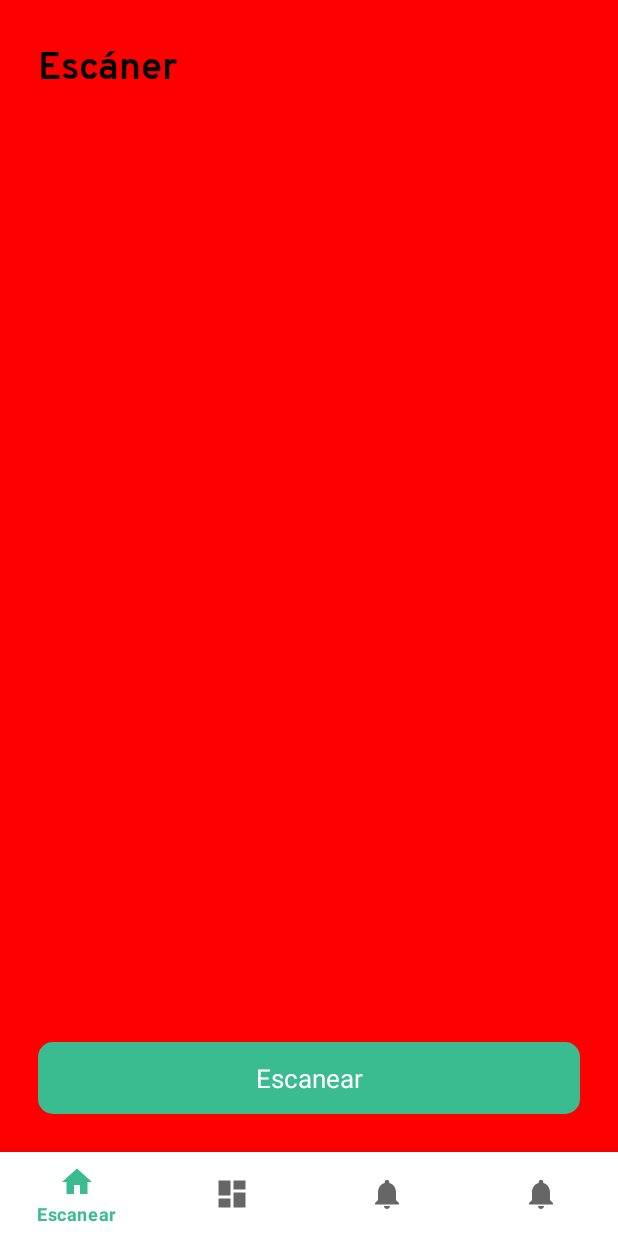
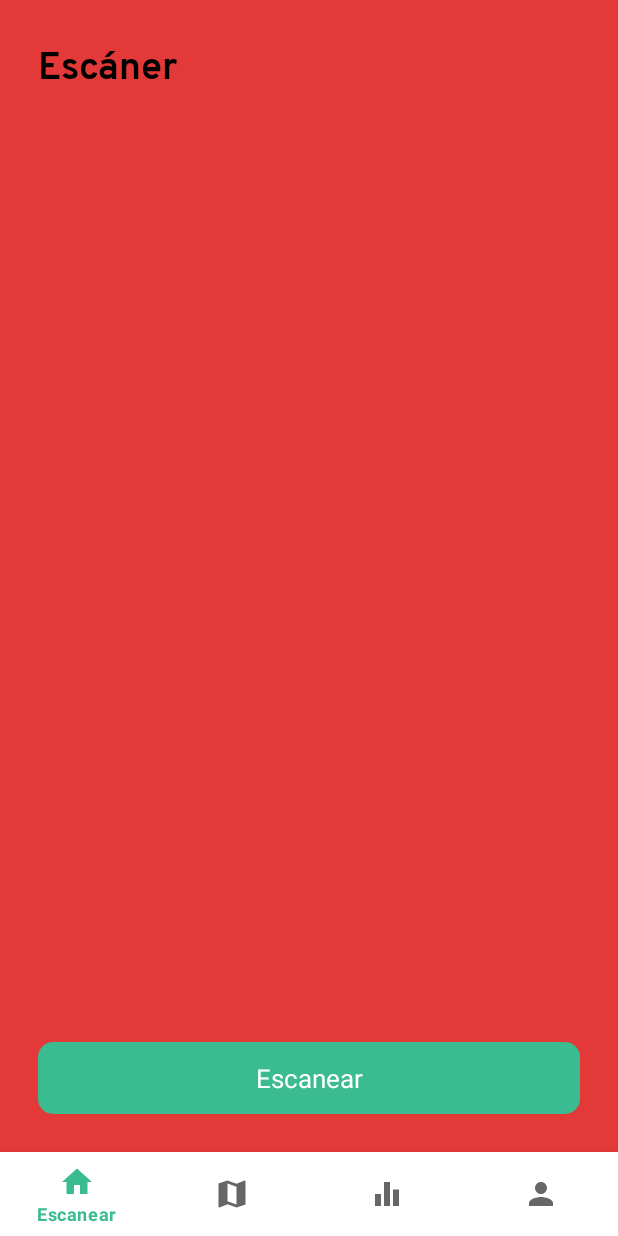
Before and after one commit to GTI-3A-Pure-Life/Pure-Life-Android, an Android app: the EscanerFragment screen opened directly, with no data from a screen before it, on a phone screen of 412 x 824 dp. Run offline under Robolectric (Android 15) with nearby library versions, the phone set to English and light mode, and no system bars; our stand-ins replace navigation-ui.

Commit message:
Cambio de iconos  y cambio de colores EscanerFragment - 02/11/2021
Cambio de iconos en la navegación y cambio de colores EscanerFragment

```diff
--- a/src/BTLEAndroid2021/app/src/main/java/com/example/rparcas/btleandroid2021/ui/escaner/EscanerFragment.java
+++ b/src/BTLEAndroid2021/app/src/main/java/com/example/rparcas/btleandroid2021/ui/escaner/EscanerFragment.java
@@ -8,6 +8,7 @@ import android.view.ViewGroup;
 
 import androidx.annotation.NonNull;
 import androidx.annotation.Nullable;
+import androidx.core.content.res.ResourcesCompat;
 import androidx.fragment.app.Fragment;
 import androidx.lifecycle.Observer;
 import androidx.lifecycle.ViewModelProvider;
@@ -54,13 +55,13 @@ public class EscanerFragment extends Fragment {
 
                 switch (nivelPeligro){
                     case LEVE:
-                        binding.fondoEscaner.setBackgroundColor(Color.GREEN);
+                        binding.fondoEscaner.setBackgroundColor(ResourcesCompat.getColor(getResources(),R.color.verde_008a62,null));
                         break;
                     case MODERADO:
-                        binding.fondoEscaner.setBackgroundColor(Color.YELLOW);
+                        binding.fondoEscaner.setBackgroundColor(ResourcesCompat.getColor(getResources(),R.color.amarillo_ffc300,null));
                         break;
                     case ALTO:
-                        binding.fondoEscaner.setBackgroundColor(Color.RED);
+                        binding.fondoEscaner.setBackgroundColor(ResourcesCompat.getColor(getResources(),R.color.rojo_e43939,null));
                         break;
                 }
 
--- a/src/BTLEAndroid2021/app/src/main/java/com/example/rparcas/btleandroid2021/ui/perfil/PerfilFragment.java
+++ b/src/BTLEAndroid2021/app/src/main/java/com/example/rparcas/btleandroid2021/ui/perfil/PerfilFragment.java
@@ -34,14 +34,18 @@ public class PerfilFragment extends Fragment {
         binding = FragmentPerfilBinding.inflate(inflater, container, false);
         View root = binding.getRoot();
 
+        /*
         final TextView textView = binding.textPerfil;
         perfilViewModel.getText().observe(getViewLifecycleOwner(), new Observer<String>() {
             @Override
             public void onChanged(@Nullable String s) {
                 textView.setText(s);
             }
+
         });
+        */
         return root;
+
     }
 
     @Override
--- /dev/null
+++ b/src/BTLEAndroid2021/app/src/main/res/drawable/ic_baseline_equalizer_24.xml
@@ -0,0 +1,10 @@
+<vector xmlns:android="http://schemas.android.com/apk/res/android"
+    android:width="24dp"
+    android:height="24dp"
+    android:viewportWidth="24"
+    android:viewportHeight="24"
+    android:tint="?attr/colorControlNormal">
+  <path
+      android:fillColor="#FF000000"
+      android:pathData="M10,20h4L14,4h-4v16zM4,20h4v-8L4,12v8zM16,9v11h4L20,9h-4z"/>
+</vector>
--- /dev/null
+++ b/src/BTLEAndroid2021/app/src/main/res/drawable/ic_baseline_map_24.xml
@@ -0,0 +1,10 @@
+<vector xmlns:android="http://schemas.android.com/apk/res/android"
+    android:width="24dp"
+    android:height="24dp"
+    android:viewportWidth="24"
+    android:viewportHeight="24"
+    android:tint="?attr/colorControlNormal">
+  <path
+      android:fillColor="#FF000000"
+      android:pathData="M20.5,3l-0.16,0.03L15,5.1 9,3 3.36,4.9c-0.21,0.07 -0.36,0.25 -0.36,0.48V20.5c0,0.28 0.22,0.5 0.5,0.5l0.16,-0.03L9,18.9l6,2.1 5.64,-1.9c0.21,-0.07 0.36,-0.25 0.36,-0.48V3.5c0,-0.28 -0.22,-0.5 -0.5,-0.5zM15,19l-6,-2.11V5l6,2.11V19z"/>
+</vector>
--- /dev/null
+++ b/src/BTLEAndroid2021/app/src/main/res/drawable/ic_baseline_person_24.xml
@@ -0,0 +1,10 @@
+<vector xmlns:android="http://schemas.android.com/apk/res/android"
+    android:width="24dp"
+    android:height="24dp"
+    android:viewportWidth="24"
+    android:viewportHeight="24"
+    android:tint="?attr/colorControlNormal">
+  <path
+      android:fillColor="#FF000000"
+      android:pathData="M12,12c2.21,0 4,-1.79 4,-4s-1.79,-4 -4,-4 -4,1.79 -4,4 1.79,4 4,4zM12,14c-2.67,0 -8,1.34 -8,4v2h16v-2c0,-2.66 -5.33,-4 -8,-4z"/>
+</vector>
--- a/src/BTLEAndroid2021/app/src/main/res/layout/fragment_perfil.xml
+++ b/src/BTLEAndroid2021/app/src/main/res/layout/fragment_perfil.xml
@@ -71,7 +71,7 @@
         app:layout_constraintStart_toStartOf="parent" />
 
     <TextView
-        android:id="@+id/textPerfil"
+        android:id="@+id/textNombre"
         style="@style/Texto"
         android:layout_width="wrap_content"
         android:layout_height="wrap_content"
@@ -108,6 +108,7 @@
 
     <ImageButton
         android:id="@+id/botonPerfil"
+        style="@style/BotonEnImagen"
         android:layout_width="wrap_content"
         android:layout_height="wrap_content"
         android:layout_marginEnd="25dp"
--- a/src/BTLEAndroid2021/app/src/main/res/menu/bottom_nav_menu.xml
+++ b/src/BTLEAndroid2021/app/src/main/res/menu/bottom_nav_menu.xml
@@ -8,17 +8,17 @@
 
     <item
         android:id="@+id/navigation_mapa"
-        android:icon="@drawable/ic_dashboard_black_24dp"
+        android:icon="@drawable/ic_baseline_map_24"
         android:title="@string/title_mapa" />
 
     <item
         android:id="@+id/navigation_estadisticas"
-        android:icon="@drawable/ic_notifications_black_24dp"
+        android:icon="@drawable/ic_baseline_equalizer_24"
         android:title="@string/title_estadisticas" />
 
     <item
         android:id="@+id/navigation_perfil"
-        android:icon="@drawable/ic_notifications_black_24dp"
+        android:icon="@drawable/ic_baseline_person_24"
         android:title="@string/title_perfil" />
 
 </menu>
--- a/src/BTLEAndroid2021/app/src/main/res/values/colors.xml
+++ b/src/BTLEAndroid2021/app/src/main/res/values/colors.xml
@@ -9,4 +9,6 @@
     <color name="rojo_e23636">#e23636</color>
     <color name="black">#FF000000</color>
     <color name="white">#FFFFFFFF</color>
+    <color name="amarillo_ffc300">#ffc300</color>
+    <color name="rojo_e43939">#e43939</color>
 </resources>
--- a/src/BTLEAndroid2021/app/src/main/res/values/themes.xml
+++ b/src/BTLEAndroid2021/app/src/main/res/values/themes.xml
@@ -42,7 +42,6 @@
         <item name="android:textColor">@color/black</item>
         <item name="android:textSize">13sp</item>
     </style>
-
     <style name="TextoDeError">
         <item name="android:textColor">@color/rojo_e23636</item>
         <item name="android:textSize">12sp</item>
@@ -67,6 +66,10 @@
         <item name="android:textSize">12sp</item>
     </style>
 
+    <style name="BotonEnImagen">
+        <item name="android:background">#00FFFFFF</item>
+    </style>
+
     <!--=========================================================================================-->
     <!-- Edit text -->
     <!--=========================================================================================-->
```
